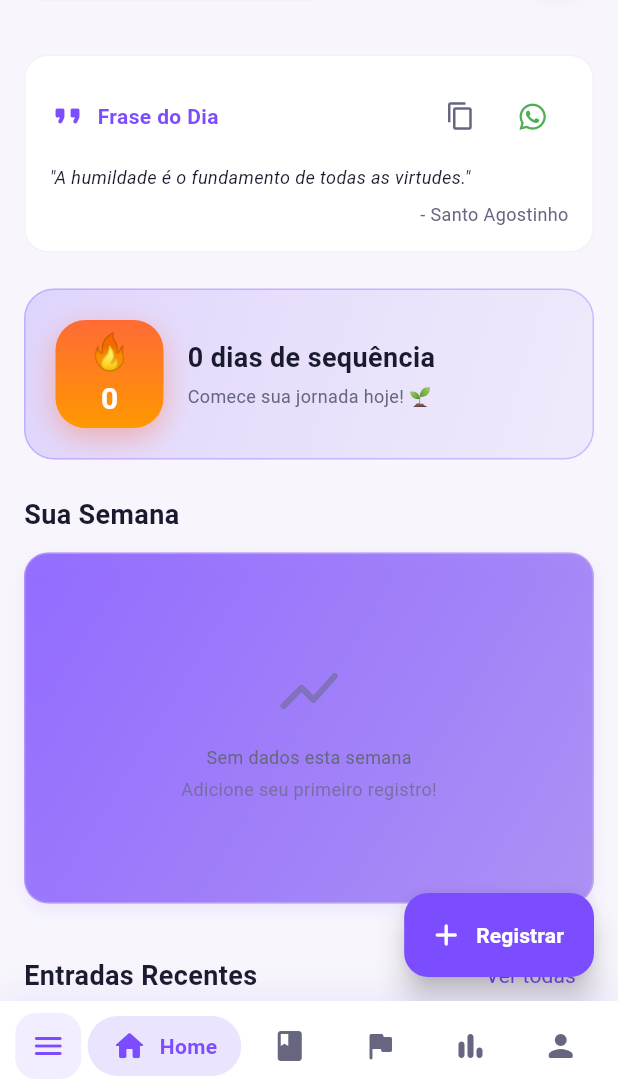
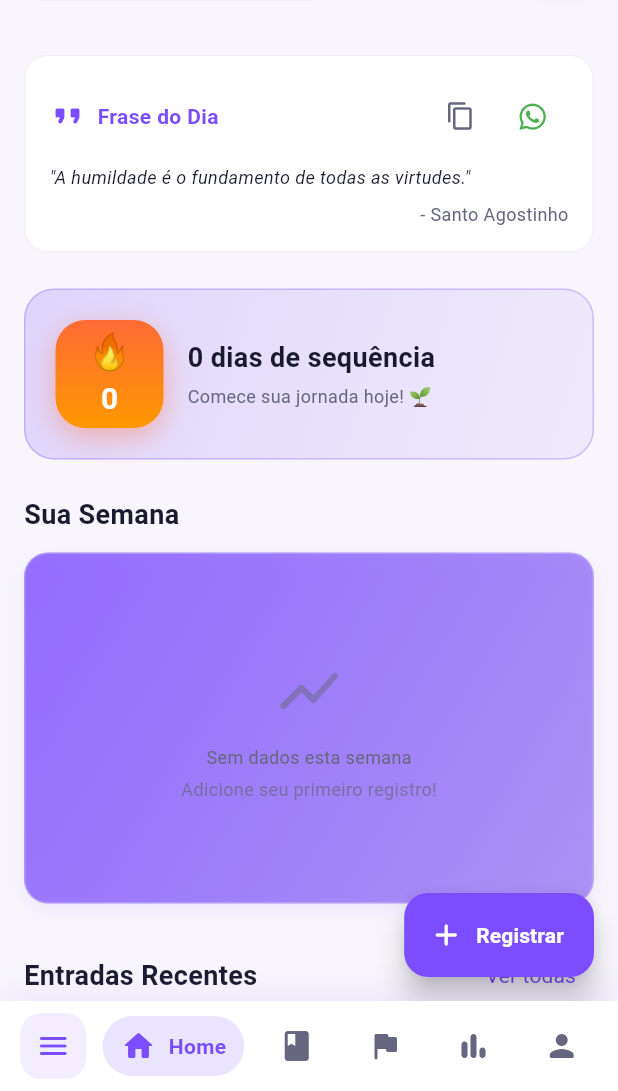
Before and after one commit to Franklyn-R-Silva/sentimento_app, a Flutter app: the screen it shows once a user with an empty profile is signed in, on a phone screen of 412 x 824 dp, the part 145-1236 px from its top. Run offline on Flutter 3.47's test engine with Material 3 defaults, Android fonts, the phone set to English and light mode, and no system bars; drawn by our look-alikes of auto_size_text, flutter_animate; our stand-ins replace audioplayers, cached_network_image, firebase_core, firebase_messaging, fl_chart, flutter_dotenv and 20 more; missing offline and left inert: app_settings, json_path, whatsapp_unilink; accounts and stored records are empty; Roboto replaces fonts that are missing (InterTight).

Commit message:
feat: add custom bottom navigation bar and update generated plugin registration files for desktop platforms.

```diff
--- a/lib/ui/shared/widgets/custom_bottom_nav.dart
+++ b/lib/ui/shared/widgets/custom_bottom_nav.dart
@@ -121,7 +121,7 @@ class _NavItem extends StatelessWidget {
       behavior: HitTestBehavior.opaque,
       child: AnimatedContainer(
         duration: const Duration(milliseconds: 200),
-        padding: const EdgeInsets.symmetric(horizontal: 16, vertical: 8),
+        padding: const EdgeInsets.symmetric(horizontal: 12, vertical: 8),
         decoration: BoxDecoration(
           color: isSelected
               ? theme.primary.withValues(alpha: 0.15)
```
